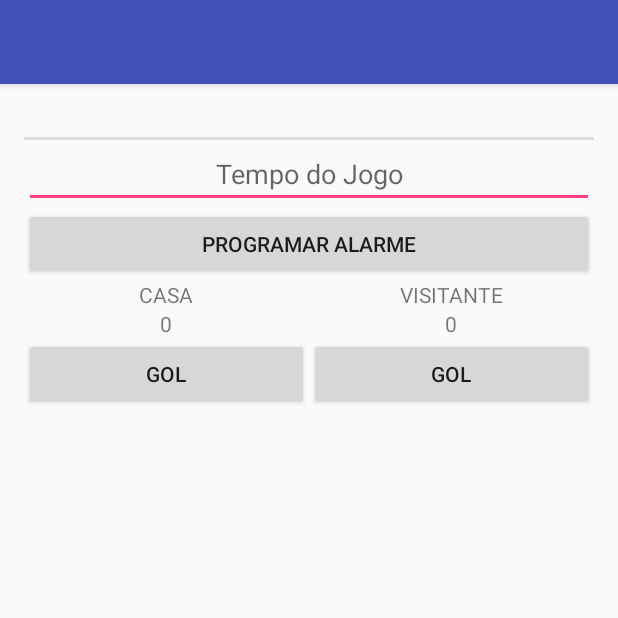
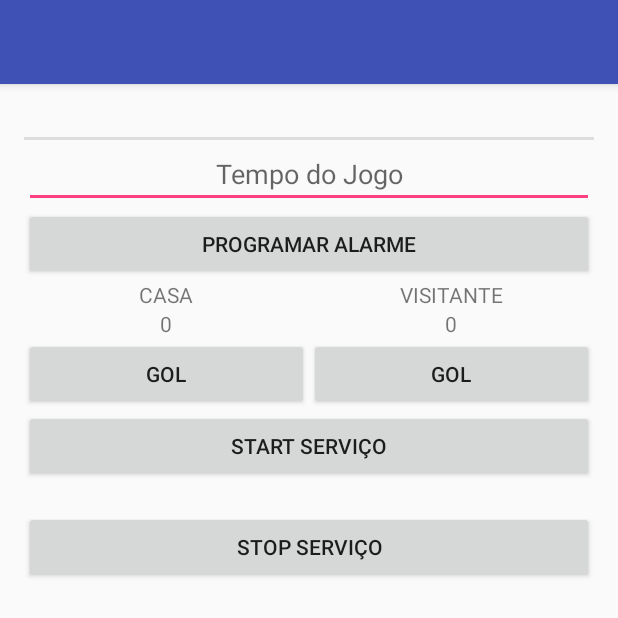
Before and after one commit to IsraelJr/DemoIntent, an Android app: the MainActivity screen opened directly, with no data from a screen before it, on a phone screen of 412 x 824 dp, the top half of it. Run offline under Robolectric (Android 15) with nearby library versions, the phone set to English and light mode, and no system bars.

Commit message:
Projeto com Bound Service - ainda falho

```diff
--- a/app/src/main/AndroidManifest.xml
+++ b/app/src/main/AndroidManifest.xml
@@ -16,14 +16,13 @@
             </intent-filter>
         </activity>
         <activity android:name=".ValidaLoginActivity" />
-        <activity android:name=".MainActivity"></activity>
+        <activity android:name=".MainActivity" />
 
         <receiver android:name=".broadcastreceiver.MyReceiver">
             <intent-filter>
-                <action android:name="android.app.action.LOGIN_SUCESSO"/>
+                <action android:name="android.app.action.LOGIN_SUCESSO" />
             </intent-filter>
         </receiver>
-
         <receiver android:name=".broadcastreceiver.AlarmReceiver" />
 
     </application>
--- a/app/src/main/java/com/example/israel/demointent/MainActivity.java
+++ b/app/src/main/java/com/example/israel/demointent/MainActivity.java
@@ -2,15 +2,20 @@ package com.example.israel.demointent;
 
 import android.app.AlarmManager;
 import android.app.PendingIntent;
+import android.content.ComponentName;
 import android.content.Intent;
+import android.content.ServiceConnection;
 import android.os.Bundle;
+import android.os.IBinder;
 import android.support.v7.app.AppCompatActivity;
 import android.view.View;
+import android.widget.Button;
 import android.widget.EditText;
 import android.widget.TextView;
 import android.widget.Toast;
 
 import com.example.israel.demointent.broadcastreceiver.AlarmReceiver;
+import com.example.israel.demointent.services.BoundService;
 import com.example.israel.demointent.utils.Constantes;
 
 public class MainActivity extends AppCompatActivity {
@@ -21,6 +26,9 @@ public class MainActivity extends AppCompatActivity {
 
     private int contHome = 0;
     private int contVisitante = 0;
+
+    BoundService mBoundService;
+    boolean mServiceBound = false;
 
     @Override
     protected void onCreate(Bundle savedInstanceState) {
@@ -42,7 +50,49 @@ public class MainActivity extends AppCompatActivity {
         if(getIntent() != null){
             txtNome.setText(getIntent().getStringExtra(Constantes.KEY_LOGIN));
         }
+
+        final TextView timestampText = (TextView) findViewById(R.id.timestamp_text);
+        Button printTimestampButton = (Button) findViewById(R.id.print_timestamp);
+        Button stopServiceButton = (Button) findViewById(R.id.stop_service);
+
+        printTimestampButton.setOnClickListener(new View.OnClickListener() {
+        @Override
+        public void onClick(View v) {
+            if(mServiceBound){
+                timestampText.setText(mBoundService.getTimestamp());
+            }
+        }
+    });
+
+        stopServiceButton.setOnClickListener(new View.OnClickListener() {
+            @Override
+            public void onClick(View v) {
+                if(mServiceBound){
+                    unbindService(mServiceConnection);
+                    mServiceBound = false;
+                }
+                Intent intent = new Intent(MainActivity.this, BoundService.class);
+                stopService(intent);
+            }
+        });
+
+
     }
+
+    private ServiceConnection mServiceConnection = new ServiceConnection() {
+
+        @Override
+        public void onServiceDisconnected(ComponentName name) {
+            mServiceBound = false;
+        }
+
+        @Override
+        public void onServiceConnected(ComponentName name, IBinder service) {
+            BoundService.MyBinder myBinder = (BoundService.MyBinder) service;
+            //mBoundService = myBinder.getService();
+            mServiceBound = true;
+        }
+    };
 
     public void golCasa(View v){
         contHome++;
--- a/app/src/main/res/layout/activity_main.xml
+++ b/app/src/main/res/layout/activity_main.xml
@@ -100,5 +100,27 @@
 
     </LinearLayout>
 
+    <Button
+        android:layout_width="match_parent"
+        android:layout_height="wrap_content"
+        android:text="Start Serviço"
+        android:id="@+id/print_timestamp"
+        android:onClick="startService"/>
+
+    <TextView
+        android:layout_width="match_parent"
+        android:layout_height="wrap_content"
+        android:id="@+id/timestamp_text"
+        android:gravity="center"/>
+
+    <Button
+        android:layout_width="match_parent"
+        android:layout_height="wrap_content"
+        android:text="Stop Serviço"
+        android:id="@+id/stop_service"
+        android:onClick="stopService"/>
+
+
+
 
 </LinearLayout>
```
Also changed, not shown: app/src/main/java/com/example/israel/demointent/services/BoundService.java (added, +73 -0 lines), app/src/main/res/layout/activity_main_serv.xml (added, +13 -0 lines).
